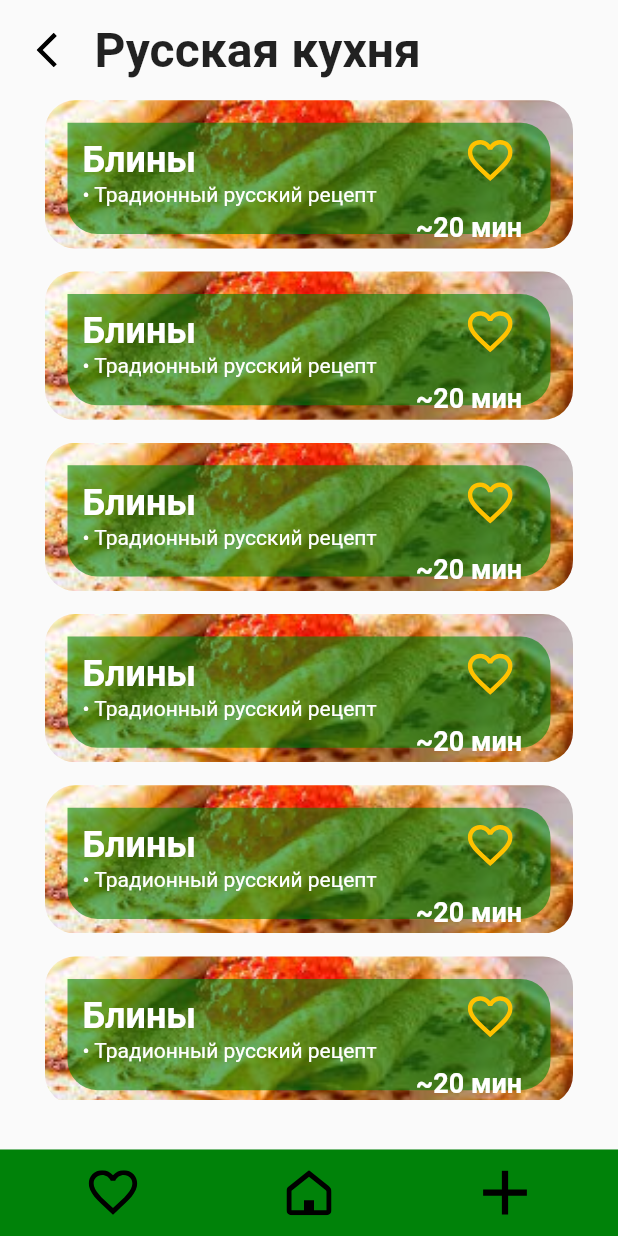
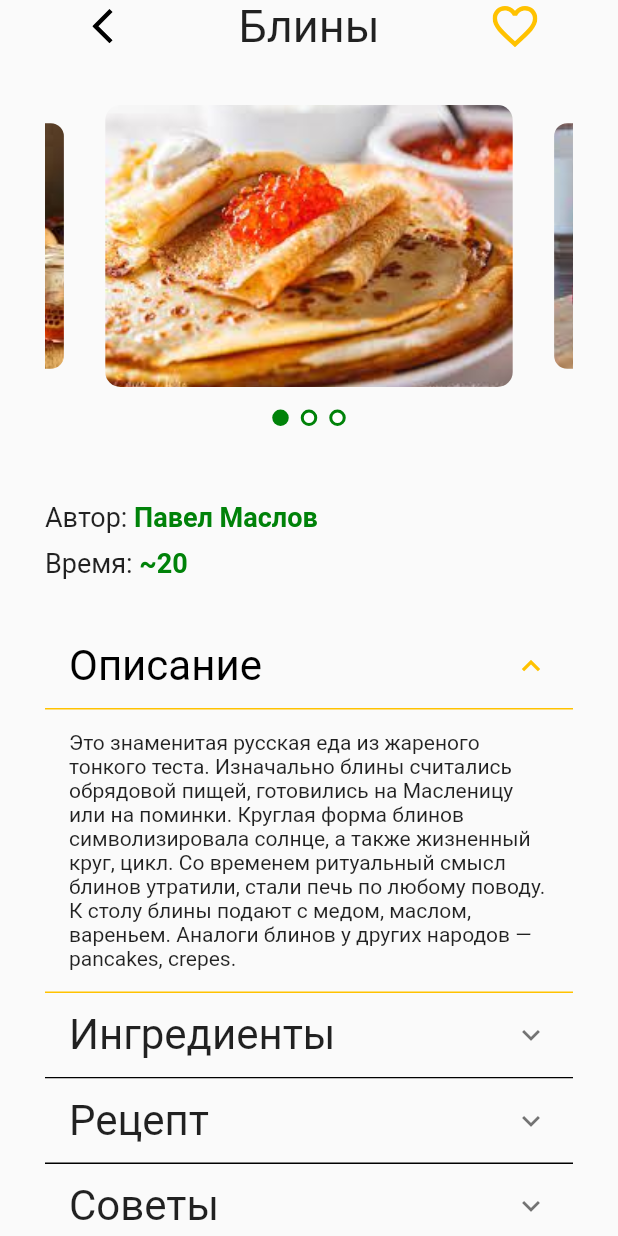
Before and after one commit to 1Mapa1/cursuch, a Flutter app: the screen it shows after launch, on a phone screen of 412 x 824 dp. Run offline on Flutter 3.47's test engine with Material 2 defaults, Android fonts, the light colour scheme and no system bars; drawn by our look-alikes of carousel_slider; our stand-ins replace flutter_svg.

Commit message:
Добавил страницу рецепта

```diff
--- a/lib/componets/bars.dart
+++ b/lib/componets/bars.dart
@@ -15,30 +15,30 @@ class BottomBar extends StatelessWidget {
   Widget build(BuildContext context) {
     return Container(
        height: height * 0.07,
-       color: Color.fromARGB(255, 0, 130, 9),
-       padding: EdgeInsets.only(left: 10, right: 10),
+       color: const Color.fromARGB(255, 0, 130, 9),
+       padding: const EdgeInsets.only(left: 10, right: 10),
        child: Row(
          children: [
            Expanded(
              flex: 1,
              child: SvgButtonBottomBar(
               path: barPath == 1 ? 'assets/svg/heart_white.svg' : 'assets/svg/heart_black.svg',
-              height: 30,
-              width: 30),
+              height: 25,
+              width: 25),
            ),
            Expanded(
              flex: 1,
              child: SvgButtonBottomBar(
               path: barPath == 2 ? 'assets/svg/home_white.svg' : 'assets/svg/home_black.svg',
-              height: 30,
-              width: 30),
+              height: 25,
+              width: 25),
            ),
            Expanded(
              flex: 1,
              child: SvgButtonBottomBar(
               path: barPath == 3 ? 'assets/svg/plus_white.svg' : 'assets/svg/plus_black.svg',
-              height: 30,
-              width: 30),
+              height: 25,
+              width: 25),
            ),
          ],
        )
@@ -60,15 +60,15 @@ class CategoryAppBar extends StatelessWidget {
   Widget build(BuildContext context) {
     return Container(
       height: height * 0.075,
-      padding: EdgeInsets.only(left: 20, top: 5),
+      padding: const EdgeInsets.only(left: 20, top: 5),
       child: Row(
         children: [
-          SvgButtonBottomBar(
+          const SvgButtonBottomBar(
             path: 'assets/svg/errow.svg',
             height: 23,
             width: 23),
           Container(
-            margin: EdgeInsets.only(left: 20),
+            margin: const EdgeInsets.only(left: 20),
             child: Text(
               text,
               style: const TextStyle(
--- /dev/null
+++ b/lib/componets/expancion_tile.dart
@@ -0,0 +1,104 @@
+import 'package:flutter/material.dart';
+
+class FloatingField extends StatelessWidget {
+  const FloatingField({
+    super.key,
+    required this.title,
+    required this.initiallyExpanded,
+    required this.text,
+  });
+
+  final String title;
+  final bool initiallyExpanded;
+  final String text;
+  @override
+  Widget build(BuildContext context) {
+    return Padding(
+      padding: EdgeInsets.only(left: 30, right: 30),
+      child: ExpansionTile(
+        title: Text(
+          title,
+          style: TextStyle( fontSize: 28)
+        ), // Это видимое содержимое элемента
+        iconColor: Color.fromARGB(255, 255, 194, 0),
+        textColor: Colors.black,
+        collapsedShape: Border(
+          bottom: BorderSide(color: Colors.black)
+        ),
+        shape: Border(
+          bottom: BorderSide(color: Color.fromARGB(255, 255, 194, 0))
+        ),
+        initiallyExpanded: initiallyExpanded,
+        children: <Widget>[
+          Container(
+            padding: EdgeInsets.only(top: 10, bottom: 10),
+            decoration: BoxDecoration(
+              border: Border(top: BorderSide(color: Color.fromARGB(255, 255, 194, 0)))
+            ),
+            child: ListTile(
+              title: Text(
+                text,
+                style: TextStyle(
+                  fontSize: 14
+                ),)
+            ),
+          )
+          // Внутреннее содержимое, которое будет отображаться при развернутом элементе
+        ],
+      )
+    );
+  }
+}
+
+class FloatingFieldWithList extends StatelessWidget {
+  const FloatingFieldWithList({
+    super.key,
+    required this.title,
+    required this.initiallyExpanded,
+    required this.texts,
+  });
+
+  final String title;
+  final bool initiallyExpanded;
+  final List<String> texts;
+  @override
+  Widget build(BuildContext context) {
+    return Padding(
+      padding: EdgeInsets.only(left: 30, right: 30),
+      child: ExpansionTile(
+        title: Text(
+          title,
+          style: TextStyle( fontSize: 28)
+        ), // Это видимое содержимое элемента
+        iconColor: Color.fromARGB(255, 255, 194, 0),
+        textColor: Colors.black,
+        collapsedShape: Border(
+          bottom: BorderSide(color: Colors.black)
+        ),
+        shape: Border(
+          bottom: BorderSide(color: Color.fromARGB(255, 255, 194, 0))
+        ),
+        initiallyExpanded: initiallyExpanded,
+        children: <Widget>[
+          Container(
+            height: 300,
+            padding: EdgeInsets.only(top: 10, bottom: 10),
+            decoration: BoxDecoration(
+              border: Border(top: BorderSide(color: Color.fromARGB(255, 255, 194, 0)))
+            ),
+            child: ListView.builder(
+              itemCount: texts.length, // Замените на количество элементов в вашем списке
+              itemBuilder: (BuildContext context, int index) {
+                return ListTile(
+                  leading: Icon(Icons.circle), // Иконка точки
+                  title: Text(texts[index]), // Текст элемента списка
+                );
+              },
+            )
+          )
+          // Внутреннее содержимое, которое будет отображаться при развернутом элементе
+        ],
+      )
+    );
+  }
+}
--- a/lib/componets/images.dart
+++ b/lib/componets/images.dart
@@ -1,4 +1,5 @@
 import 'package:flutter/material.dart';
+import 'package:carousel_slider/carousel_slider.dart';
 
 class ImageMiniRecipe extends StatelessWidget {
   const ImageMiniRecipe({
@@ -32,3 +33,79 @@ class ImageMiniRecipe extends StatelessWidget {
     );
   }
 }
+
+class RecipeCarouse extends StatefulWidget {
+  final double width;
+  final List<String> images;
+  RecipeCarouse({required this.width, required this.images});
+
+  @override
+  _RecipeCarouseState createState() => _RecipeCarouseState();
+}
+
+class _RecipeCarouseState extends State<RecipeCarouse> {
+  int _current = 0;
+
+  @override
+  Widget build(BuildContext context) {
+    return Column(
+      children: [
+        CarouselSlider(
+          items: widget.images.map((image) {
+            return Container(
+              margin: EdgeInsets.all(5.0),
+              child: ClipRRect(
+                borderRadius: BorderRadius.circular(10.0), // Указываем радиус скругления углов
+                child: Image.asset(
+                  image,
+                  fit: BoxFit.cover,
+                  width: widget.width * 0.75,
+                ),
+              ),
+            );
+          }).toList(),
+          options: CarouselOptions(
+            autoPlay: true,
+            enlargeCenterPage: true,
+            aspectRatio: 16 / 9,
+            onPageChanged: (index, reason) {
+              setState(() {
+                _current = index;
+              });
+            },
+          ),
+        ),
+        CustomIndicator(
+          total: widget.images.length,
+          current: _current,
+        ),
+      ],
+    );
+  }
+}
+
+class CustomIndicator extends StatelessWidget {
+  final int total;
+  final int current;
+
+  CustomIndicator({required this.total, required this.current});
+
+  @override
+  Widget build(BuildContext context) {
+    return Row(
+      mainAxisAlignment: MainAxisAlignment.center,
+      children: List.generate(total, (index) {
+        return Container(
+          width: 11.0,
+          height: 11.0,
+          margin: EdgeInsets.symmetric(horizontal: 4.0, vertical: 10),
+          decoration: BoxDecoration(
+            shape: BoxShape.circle,
+            color: current == index ? Color.fromARGB(255, 0, 130, 9) : Colors.white,
+            border: current == index ? null : Border.all(color: Color.fromARGB(255, 0, 130, 9), width: 2)
+          ),
+        );
+      }),
+    );
+  }
+}
--- a/lib/componets/mini_recipes.dart
+++ b/lib/componets/mini_recipes.dart
@@ -16,12 +16,18 @@ class MiniRepice extends StatelessWidget {
   @override
   Widget build(BuildContext context) {
     return Container(
-      margin: EdgeInsets.only(top: 5, bottom: 5),
+      margin: const EdgeInsets.only(top: 3, bottom: 7),
       child: Stack(
         children: [
-          ClipRRect(
-            borderRadius: BorderRadius.circular(20),
-            child: ImageMiniRecipe(height: height, img: 'assets/images/blin.jpeg',)
+          Card(
+            elevation: 5, // Устанавливаем значение для тени
+            shape: RoundedRectangleBorder(
+              borderRadius: BorderRadius.circular(20), // Закругляем углы карты
+            ),
+            child: ClipRRect(
+              borderRadius: BorderRadius.circular(20),
+              child: ImageMiniRecipe(height: height, img: 'assets/images/blin.jpeg'),
+            ),
           ),
           Container(
             height: height * 0.09,
@@ -30,7 +36,8 @@ class MiniRepice extends StatelessWidget {
             margin: const EdgeInsets.all(15),
             decoration: const BoxDecoration(
               color: Color.fromARGB(150, 0, 130, 9),
-              borderRadius: BorderRadius.only(topRight: Radius.circular(20), bottomLeft: Radius.circular(20), bottomRight: Radius.circular(20)),
+              borderRadius: BorderRadius.only(topRight: Radius.circular(20), bottomLeft: Radius.circular(20), bottomRight: Radius.circular(20)
+              ),
             ),
             child: Column(
               crossAxisAlignment: CrossAxisAlignment.start,
--- a/lib/componets/svg_button.dart
+++ b/lib/componets/svg_button.dart
@@ -17,7 +17,7 @@ class _HeartButtonState extends State<HeartButton> {
       klickheart = true;
     });
 
-    await Future.delayed(Duration(milliseconds: 300));
+    await Future.delayed(const Duration(milliseconds: 300));
 
     // Затем уменьшаем
     setState(() {
@@ -30,7 +30,7 @@ class _HeartButtonState extends State<HeartButton> {
     return Center(
         child: TweenAnimationBuilder<double>(
           tween: Tween(begin: 2, end: klickheart ? 1.2 : 1),
-          duration: Duration(milliseconds: 300),
+          duration: const Duration(milliseconds: 300),
           builder: (context, scale, child) {
             return Transform.scale(
               scale: scale,
@@ -62,7 +62,7 @@ class _HeartButtonState extends State<HeartButton> {
 }
 
 class SvgButtonBottomBar extends StatelessWidget {
-  SvgButtonBottomBar({
+  const SvgButtonBottomBar({
     super.key,
     required this.path,
     required this.height,
--- a/lib/componets/text_widgets.dart
+++ b/lib/componets/text_widgets.dart
@@ -18,3 +18,27 @@ class TextWidget extends StatelessWidget {
     );
   }
 }
+
+class MiddleTextRecipe extends StatelessWidget {
+  const MiddleTextRecipe({
+    super.key,
+    required this.firstText,
+    required this.secondText
+  });
+
+  final String firstText;
+  final String secondText;
+
+  @override
+  Widget build(BuildContext context) {
+    return Container(
+      margin: EdgeInsets.only(top: 10),
+      child: Row(
+        children: [
+          Text("$firstText: ", style: const TextStyle(fontSize: 18, fontWeight: FontWeight.w400),),
+          Text(secondText, style: TextStyle(color: Color.fromARGB(255, 0, 130, 9), fontSize: 18,  fontWeight: FontWeight.w600),)
+        ],
+      )
+    );
+  }
+}
--- a/lib/main.dart
+++ b/lib/main.dart
@@ -1,5 +1,6 @@
 import 'package:flutter/material.dart';
 import 'package:cursuch/pages/recipes_page.dart';
+import 'package:cursuch/pages/recipe_page.dart';
 
 void main() {
   runApp(const MyApp());
@@ -9,9 +10,9 @@ class MyApp extends StatelessWidget {
 
   @override
   Widget build(BuildContext context) {
-    return MaterialApp(
+    return const MaterialApp(
       title: 'Flutter ListView',
-      home: const RecipePage(),
+      home: RecipePage(),
     );
   }
 }
--- a/lib/pages/recipe_page.dart
+++ b/lib/pages/recipe_page.dart
@@ -1,6 +1,8 @@
 import 'package:flutter/material.dart';
-import '../componets/bars.dart';
-import '../componets/mini_recipes.dart';
+import 'package:cursuch/componets/svg_button.dart';
+import '../componets/images.dart';
+import '../componets/expancion_tile.dart';
+import '../componets/text_widgets.dart';
 
 class RecipePage extends StatelessWidget {
   const RecipePage({super.key});
@@ -13,26 +15,68 @@ class RecipePage extends StatelessWidget {
     return Scaffold(
        body: ListView(
         children: [
-          CategoryAppBar(
-            height: height,
-            text: "Блины"),
+          Row(
+            children: [
+              const Expanded(
+                flex: 1,
+                child:  SvgButtonBottomBar(
+                  path: 'assets/svg/errow.svg',
+                  height: 23,
+                  width: 23
+                ),
+              ),
+              const Expanded(
+                flex: 1,
+                child: Center (child: Text(
+                  "Блины",
+                  style: TextStyle(
+                    fontSize: 30
+                  ),
+                )
+                )
+              ),
+              Expanded(
+                flex: 1,
+                child: HeartButton()
+              )
+            ],
+          ),
           Container(
-            margin: const EdgeInsets.only(right: 30, left: 30),
-            height: height * 0.815,
-            child: ListView.builder(
-              itemCount: 10,
-              itemBuilder: (BuildContext context, int index,)
-              {
-                return MiniRepice(height: height, width: width);
-              },
-            ),
+            margin: EdgeInsets.all(30),
+            child: RecipeCarouse(width: width, images: ['assets/images/blin.jpeg', 'assets/images/blin2.jpeg', 'assets/images/blin3.jpeg'],)
           ),
+
+          Container(
+            margin: EdgeInsets.only(left: 30, right: 30, bottom: 30),
+            child: Column(
+              children: [
+                MiddleTextRecipe(firstText: "Автор", secondText: "Павел Маслов",),
+                MiddleTextRecipe(firstText: "Время", secondText: "~20",)
+              ]
+            )
+          ),
+          const FloatingField(
+            title: "Описание",
+            initiallyExpanded: true,
+            text: "Это знаменитая русская еда из жареного тонкого теста. Изначально блины считались обрядовой пищей, готовились на Масленицу или на поминки. Круглая форма блинов символизировала солнце, а также жизненный круг, цикл. Со временем ритуальный смысл блинов утратили, стали печь по любому поводу. К столу блины подают с медом, маслом, вареньем. Аналоги блинов у других народов — pancakes, crepes."
+          ),
+          const FloatingField(
+            title: "Ингредиенты",
+            initiallyExpanded: false,
+            text: "• мука – 100 г\n• соль – щепотка\n• яйцо – 1 шт.\n• молоко – 200 мл\n• сахар – 1 ст. л.\n• вода – 75 мл\n• масло растительное – 1 ст. л.\n• масло сливочное – для смазывания",
+          ),
+          const FloatingField(
+            title: "Рецепт",
+            initiallyExpanded: false,
+            text: "Какой-то рецепт :)",
+          ),
+          const FloatingField(
+            title: "Советы",
+            initiallyExpanded: false,
+            text: "Очень полезный совет :)",
+          )
         ],
        ),
-       bottomNavigationBar: BottomBar(
-        height: height,
-        barPath: 0,
-        ),
     );
   }
 }
--- a/lib/pages/recipes_page.dart
+++ b/lib/pages/recipes_page.dart
@@ -2,8 +2,8 @@ import 'package:flutter/material.dart';
 import '../componets/bars.dart';
 import '../componets/mini_recipes.dart';
 
-class RecipePage extends StatelessWidget {
-  const RecipePage({super.key});
+class RecipesPage extends StatelessWidget {
+  const RecipesPage({super.key});
 
   @override
   Widget build(BuildContext context) {
--- a/pubspec.yaml
+++ b/pubspec.yaml
@@ -36,6 +36,7 @@ dependencies:
   # Use with the CupertinoIcons class for iOS style icons.
   cupertino_icons: ^1.0.2
   flutter_svg: ^2.0.7
+  carousel_slider: ^4.2.1
 
 dev_dependencies:
   flutter_test:
@@ -62,6 +63,8 @@ flutter:
   # To add assets to your application, add an assets section, like this:
   assets:
     - assets/images/blin.jpeg
+    - assets/images/blin2.jpeg
+    - assets/images/blin3.jpeg
     - assets/svg/heart.svg
     - assets/svg/heart_filled.svg
     - assets/svg/heart_black.svg
```
Also changed, not shown: assets/images/blin2.jpeg (added), assets/images/blin3.jpeg (added), pubspec.lock.
